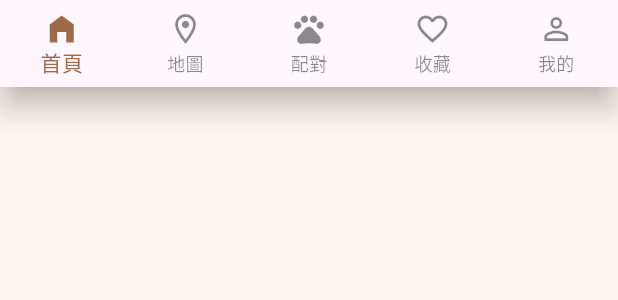
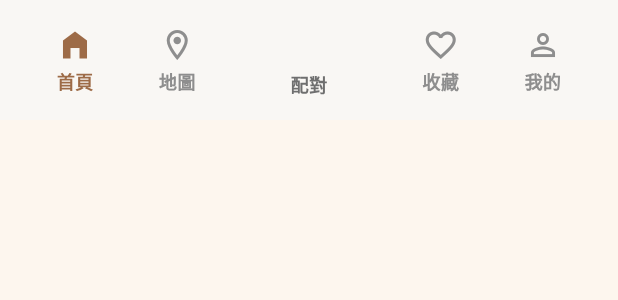
Before and after one commit to MickWu999/stray_animal_plus, a Flutter app: the _BottomNavBar widget shown alone on an empty page, opened directly, on a phone screen of 412 x 824 dp. Shown: the top 300 px of the screen. Run offline on Flutter 3.47's test engine with Material 3 defaults, Android fonts, the phone set to English and light mode, and no system bars.

Commit message:
chore: checkpoint current explore page layout

```diff
--- a/lib/screens/explore_page.dart
+++ b/lib/screens/explore_page.dart
@@ -69,7 +69,8 @@ class _ExplorePageState extends State<ExplorePage> {
     final String keyword = _searchController.text.trim().toLowerCase();
 
     return mockAnimals.where((animal) {
-      final bool matchCategory = _selectedCategory == AnimalCategory.all ||
+      final bool matchCategory =
+          _selectedCategory == AnimalCategory.all ||
           animal.category == _selectedCategory;
       if (!matchCategory) {
         return false;
@@ -167,10 +168,16 @@ class _ExplorePageState extends State<ExplorePage> {
                     const SizedBox(height: 16),
                     const Text(
                       '篩選條件',
-                      style: TextStyle(fontSize: 22, fontWeight: FontWeight.w900),
+                      style: TextStyle(
+                        fontSize: 22,
+                        fontWeight: FontWeight.w900,
+                      ),
                     ),
                     const SizedBox(height: 14),
-                    const Text('類別', style: TextStyle(fontWeight: FontWeight.w700)),
+                    const Text(
+                      '類別',
+                      style: TextStyle(fontWeight: FontWeight.w700),
+                    ),
                     const SizedBox(height: 8),
                     Wrap(
                       spacing: 8,
@@ -188,7 +195,10 @@ class _ExplorePageState extends State<ExplorePage> {
                       }).toList(),
                     ),
                     const SizedBox(height: 14),
-                    const Text('性別', style: TextStyle(fontWeight: FontWeight.w700)),
+                    const Text(
+                      '性別',
+                      style: TextStyle(fontWeight: FontWeight.w700),
+                    ),
                     const SizedBox(height: 8),
                     Wrap(
                       spacing: 8,
@@ -224,7 +234,10 @@ class _ExplorePageState extends State<ExplorePage> {
                       ],
                     ),
                     const SizedBox(height: 14),
-                    const Text('地區', style: TextStyle(fontWeight: FontWeight.w700)),
+                    const Text(
+                      '地區',
+                      style: TextStyle(fontWeight: FontWeight.w700),
+                    ),
                     const SizedBox(height: 8),
                     Wrap(
                       spacing: 8,
@@ -402,15 +415,23 @@ class _ExplorePageState extends State<ExplorePage> {
                     style: TextStyle(fontSize: 24, fontWeight: FontWeight.w900),
                   ),
                   const Spacer(),
-                  TextButton(
+                  IconButton(
                     onPressed: () {
                       setState(() {
                         _recommendSeed++;
                       });
                     },
-                    child: const Text('換一批'),
+                    tooltip: '換一批',
+                    icon: const Icon(
+                      Icons.refresh_rounded,
+                      color: AppTheme.primaryButton,
+                    ),
                   ),
-                  TextButton(
+                  FilledButton(
+                    style: FilledButton.styleFrom(
+                      backgroundColor: AppTheme.primaryButton,
+                      foregroundColor: Colors.white,
+                    ),
                     onPressed: () {
                       Navigator.of(context).push(
                         MaterialPageRoute<void>(
@@ -444,6 +465,22 @@ class _ExplorePageState extends State<ExplorePage> {
                       ),
               ),
             ],
+          ),
+        ),
+      ),
+      floatingActionButtonLocation: FloatingActionButtonLocation.centerDocked,
+      floatingActionButton: Transform.translate(
+        offset: const Offset(0, 12),
+        child: SizedBox(
+          width: 56,
+          height: 56,
+          child: FloatingActionButton(
+            onPressed: () {},
+            backgroundColor: AppTheme.primaryButton,
+            foregroundColor: Colors.white,
+            elevation: 4,
+            shape: const CircleBorder(),
+            child: const Icon(Icons.pets_rounded, size: 22),
           ),
         ),
       ),
@@ -650,7 +687,9 @@ class _AnimalCard extends StatelessWidget {
         children: [
           Expanded(
             child: ClipRRect(
-              borderRadius: const BorderRadius.vertical(top: Radius.circular(14)),
+              borderRadius: const BorderRadius.vertical(
+                top: Radius.circular(14),
+              ),
               child: Stack(
                 fit: StackFit.expand,
                 children: [
@@ -658,7 +697,11 @@ class _AnimalCard extends StatelessWidget {
                   const Positioned(
                     right: 8,
                     top: 8,
-                    child: Icon(Icons.favorite_border, color: Colors.white, size: 22),
+                    child: Icon(
+                      Icons.favorite_border,
+                      color: Colors.white,
+                      size: 22,
+                    ),
                   ),
                 ],
               ),
@@ -691,8 +734,14 @@ class _AnimalCard extends StatelessWidget {
                   ],
                 ),
                 const SizedBox(height: 4),
-                Text(animal.ageText, style: const TextStyle(color: Colors.black54)),
-                Text(animal.location, style: const TextStyle(color: Colors.black54)),
+                Text(
+                  animal.ageText,
+                  style: const TextStyle(color: Colors.black54),
+                ),
+                Text(
+                  animal.location,
+                  style: const TextStyle(color: Colors.black54),
+                ),
               ],
             ),
           ),
@@ -707,18 +756,82 @@ class _BottomNavBar extends StatelessWidget {
 
   @override
   Widget build(BuildContext context) {
-    return BottomNavigationBar(
-      currentIndex: 0,
-      type: BottomNavigationBarType.fixed,
-      selectedItemColor: AppTheme.primaryButton,
-      unselectedItemColor: Colors.black45,
-      items: const [
-        BottomNavigationBarItem(icon: Icon(Icons.home_filled), label: '首頁'),
-        BottomNavigationBarItem(icon: Icon(Icons.location_on_outlined), label: '地圖'),
-        BottomNavigationBarItem(icon: Icon(Icons.pets), label: '配對'),
-        BottomNavigationBarItem(icon: Icon(Icons.favorite_border), label: '收藏'),
-        BottomNavigationBarItem(icon: Icon(Icons.person_outline), label: '我的'),
+    return BottomAppBar(
+      color: const Color(0xFFF9F7F4),
+      shape: const CircularNotchedRectangle(),
+      notchMargin: 7,
+      elevation: 6,
+      child: SizedBox(
+        height: 74,
+        child: Row(
+          mainAxisAlignment: MainAxisAlignment.spaceAround,
+          children: const [
+            _NavItem(icon: Icons.home_filled, label: '首頁', selected: true),
+            _NavItem(icon: Icons.location_on_outlined, label: '地圖'),
+            _CenterNavLabel(label: '配對'),
+            _NavItem(icon: Icons.favorite_border, label: '收藏'),
+            _NavItem(icon: Icons.person_outline, label: '我的'),
+          ],
+        ),
+      ),
+    );
+  }
+}
+
+class _NavItem extends StatelessWidget {
+  const _NavItem({
+    required this.icon,
+    required this.label,
+    this.selected = false,
+  });
+
+  final IconData icon;
+  final String label;
+  final bool selected;
+
+  @override
+  Widget build(BuildContext context) {
+    final Color color = selected
+        ? AppTheme.primaryButton
+        : const Color(0xFF8E8E8E);
+    return Column(
+      mainAxisAlignment: MainAxisAlignment.center,
+      children: [
+        Icon(icon, size: 24, color: color),
+        const SizedBox(height: 3),
+        Text(
+          label,
+          style: TextStyle(
+            fontSize: 12,
+            color: color,
+            fontWeight: FontWeight.w600,
+          ),
+        ),
       ],
     );
   }
 }
+
+class _CenterNavLabel extends StatelessWidget {
+  const _CenterNavLabel({required this.label});
+
+  final String label;
+
+  @override
+  Widget build(BuildContext context) {
+    return SizedBox(
+      width: 64,
+      child: Align(
+        alignment: const Alignment(0, 0.82),
+        child: Text(
+          label,
+          style: const TextStyle(
+            fontSize: 12,
+            color: Color(0xFF6F6F6F),
+            fontWeight: FontWeight.w600,
+          ),
+        ),
+      ),
+    );
+  }
+}
```
